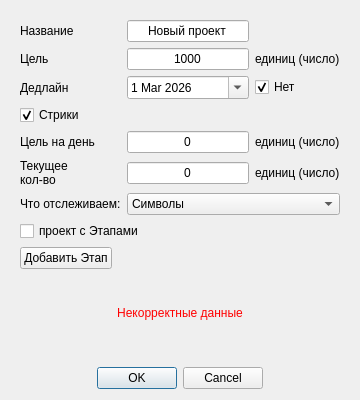
Before: the Qt Designer form UI template/create_project.ui in nevskyforever/nfprogress, drawn with Qt 5.
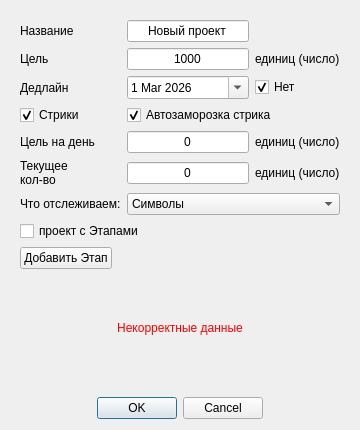
After: the same form once the commit is applied.

```diff
--- a/UI template/create_project.ui
+++ b/UI template/create_project.ui
@@ -7,7 +7,7 @@
     <x>0</x>
     <y>0</y>
     <width>360</width>
-    <height>400</height>
+    <height>430</height>
    </rect>
   </property>
   <property name="sizePolicy">
@@ -19,13 +19,13 @@
   <property name="minimumSize">
    <size>
     <width>360</width>
-    <height>400</height>
+    <height>430</height>
    </size>
   </property>
   <property name="maximumSize">
    <size>
-    <width>350</width>
-    <height>320</height>
+    <width>360</width>
+    <height>430</height>
    </size>
   </property>
   <property name="font">
@@ -295,6 +295,16 @@
         </property>
        </widget>
       </item>
+      <item row="3" column="1" colspan="2">
+       <widget class="QCheckBox" name="auto_freeze_checkBox">
+        <property name="text">
+         <string>Автозаморозка стрика</string>
+        </property>
+        <property name="checked">
+         <bool>true</bool>
+        </property>
+       </widget>
+      </item>
      </layout>
     </widget>
    </item>
```
